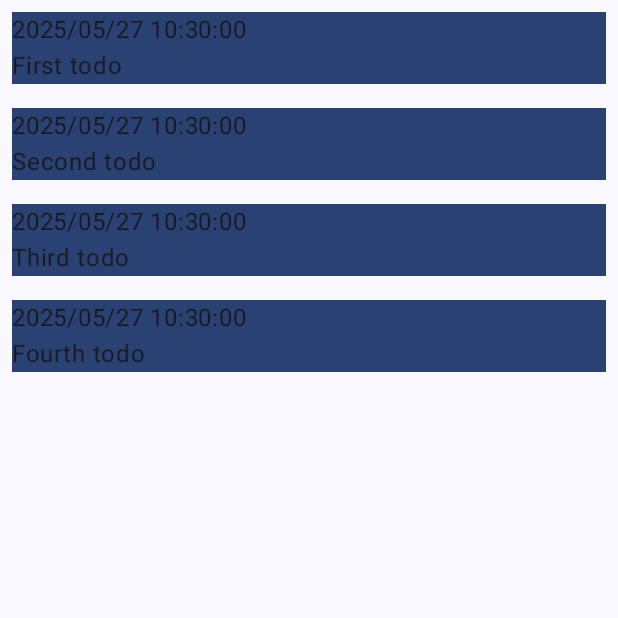
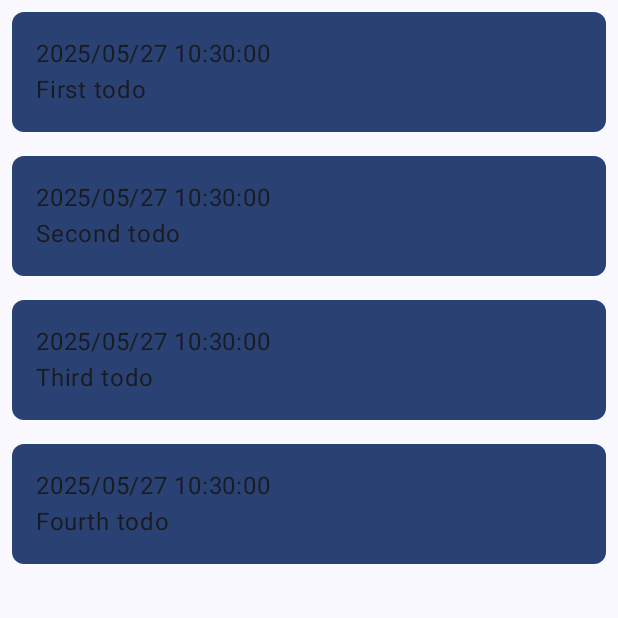
Before and after one commit to BEYEH/kotlin_room_database, an Android app built with Jetpack Compose: the screen it shows after launch (MainActivity), on a phone screen of 412 x 824 dp, the top half of it. Run offline under Robolectric (Android 15) with nearby library versions, the phone set to English and light mode, and no system bars.

Commit message:
[feat] update view - update the background of list.

```diff
--- a/app/src/main/java/com/example/kotlinroomdatabase/view/TodoListPage.kt
+++ b/app/src/main/java/com/example/kotlinroomdatabase/view/TodoListPage.kt
@@ -7,10 +7,12 @@ import androidx.compose.foundation.layout.fillMaxSize
 import androidx.compose.foundation.layout.padding
 import androidx.compose.foundation.lazy.LazyColumn
 import androidx.compose.foundation.lazy.itemsIndexed
+import androidx.compose.foundation.shape.RoundedCornerShape
 import androidx.compose.material3.MaterialTheme
 import androidx.compose.material3.Text
 import androidx.compose.runtime.Composable
 import androidx.compose.ui.Modifier
+import androidx.compose.ui.draw.clip
 import androidx.compose.ui.unit.dp
 import com.example.kotlinroomdatabase.data.Todo
 import com.example.kotlinroomdatabase.data.getFakeTodo
@@ -38,7 +40,9 @@ fun TodoItem(item: Todo) {
     Row(
         modifier = Modifier.fillMaxSize()
             .padding(8.dp)
+            .clip(RoundedCornerShape(8.dp))
             .background(MaterialTheme.colorScheme.primary)
+            .padding(16.dp)
     ) {
         Column {
             Text(
```
